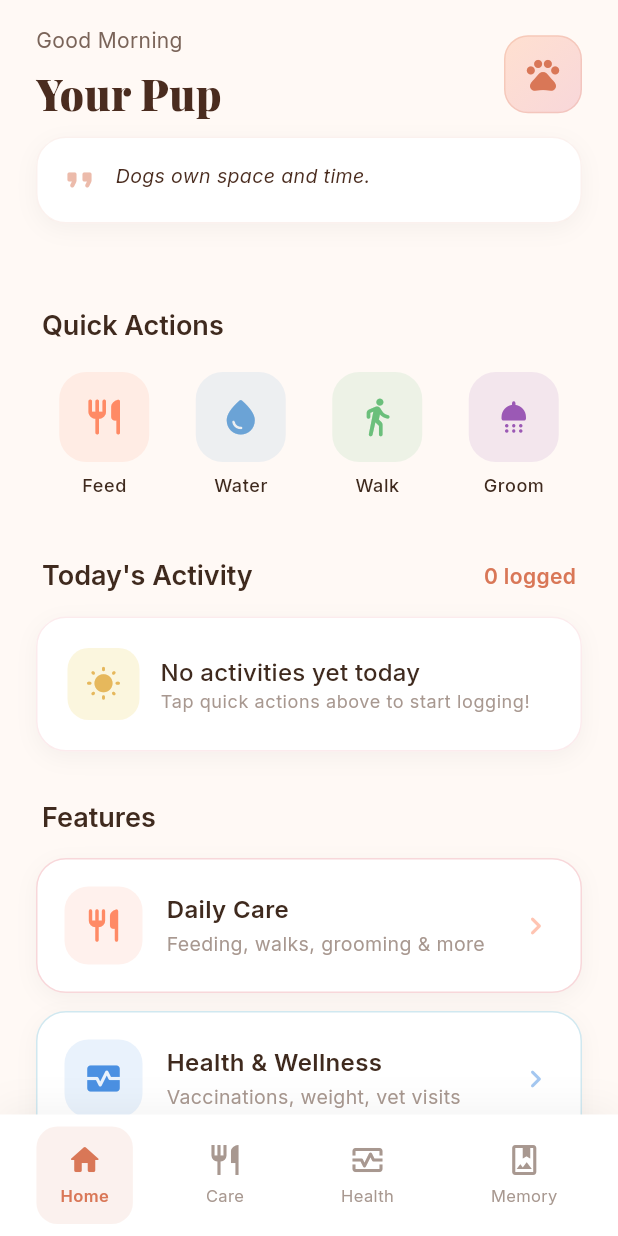
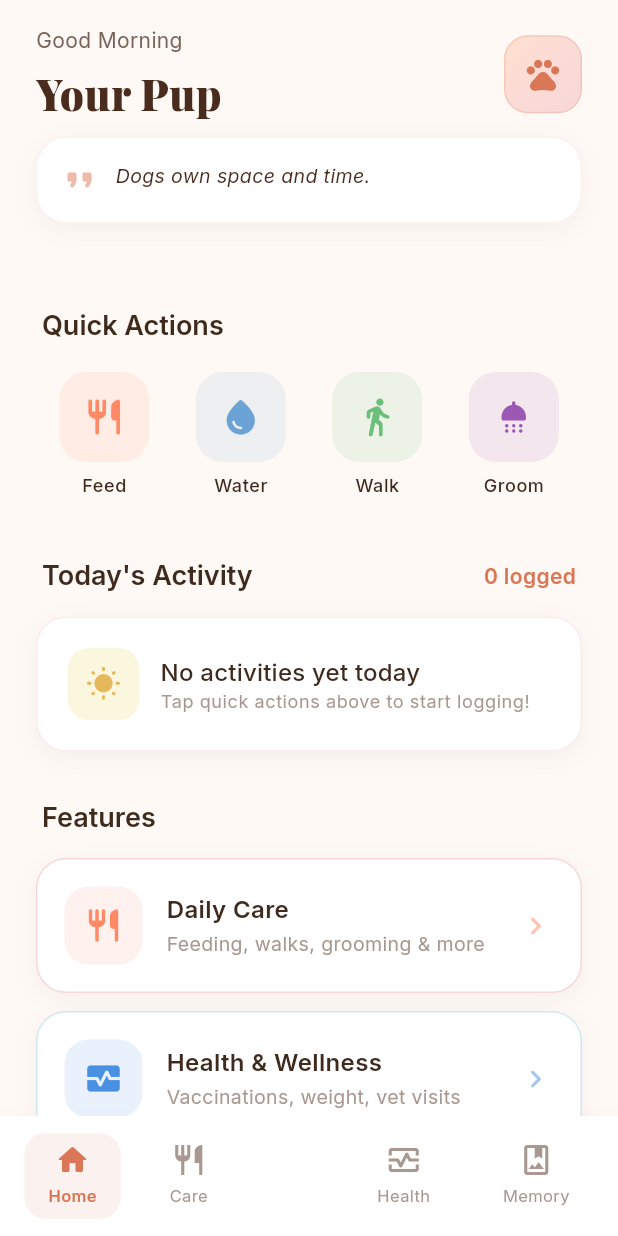
Before and after one commit to innonazarene/pawpurelove, a Flutter app: the HomeScreen screen opened directly, on a phone screen of 412 x 824 dp. Run offline on Flutter 3.47's test engine with Material 3 defaults, Android fonts, the phone set to English and light mode, and no system bars; our stand-ins replace fl_chart, flutter_local_notifications, flutter_timezone, geocoding, geolocator, google_fonts and 3 more; accounts and stored records are empty.

Commit message:
Update home_screen.dart

```diff
--- a/lib/screens/home_screen.dart
+++ b/lib/screens/home_screen.dart
@@ -14,6 +14,7 @@ import 'memory_screen.dart';
 import 'profile_screen.dart';
 import 'pet_list_screen.dart';
 import 'schedules_screen.dart';
+import 'add_edit_log_screen.dart';
 
 class HomeScreen extends StatefulWidget {
   const HomeScreen({super.key});
@@ -72,25 +73,38 @@ class _HomeScreenState extends State<HomeScreen> {
         physics: const BouncingScrollPhysics(),
         children: screens,
       ),
-      bottomNavigationBar: Container(
-        decoration: BoxDecoration(
-          color: Colors.white,
-          boxShadow: [
-            BoxShadow(
-              color: Colors.black.withValues(alpha: 0.05),
-              blurRadius: 20,
-              offset: const Offset(0, -4),
-            ),
-          ],
-        ),
+      floatingActionButton: _profile != null
+          ? FloatingActionButton(
+              onPressed: () async {
+                final result = await Navigator.push(
+                  context,
+                  MaterialPageRoute(builder: (_) => AddEditLogScreen(petId: _profile!.id)),
+                );
+                if (result == true) _loadData();
+              },
+              backgroundColor: AppColors.primary,
+              elevation: 4,
+              shape: const CircleBorder(),
+              child: const Icon(Icons.pets_rounded, color: Colors.white, size: 28),
+            )
+          : null,
+      floatingActionButtonLocation: FloatingActionButtonLocation.centerDocked,
+      bottomNavigationBar: BottomAppBar(
+        color: Colors.white,
+        elevation: 8,
+        shadowColor: Colors.black.withValues(alpha: 0.3),
+        shape: const CircularNotchedRectangle(),
+        notchMargin: 8,
+        padding: EdgeInsets.zero,
         child: SafeArea(
           child: Padding(
-            padding: const EdgeInsets.symmetric(horizontal: 8, vertical: 8),
+            padding: const EdgeInsets.symmetric(horizontal: 8, vertical: 4),
             child: Row(
               mainAxisAlignment: MainAxisAlignment.spaceAround,
               children: [
                 _buildNavItem(0, Icons.home_rounded, Icons.home_outlined, 'Home'),
                 _buildNavItem(1, Icons.restaurant_rounded, Icons.restaurant_outlined, 'Care'),
+                const SizedBox(width: 48),
                 _buildNavItem(2, Icons.monitor_heart_rounded, Icons.monitor_heart_outlined, 'Health'),
                 _buildNavItem(3, Icons.photo_album_rounded, Icons.photo_album_outlined, 'Memory'),
               ],
@@ -116,7 +130,7 @@ class _HomeScreenState extends State<HomeScreen> {
       behavior: HitTestBehavior.opaque,
       child: AnimatedContainer(
         duration: const Duration(milliseconds: 250),
-        padding: const EdgeInsets.symmetric(horizontal: 16, vertical: 10),
+        padding: const EdgeInsets.symmetric(horizontal: 16, vertical: 6),
         decoration: BoxDecoration(
           color: isActive ? AppColors.primary.withValues(alpha: 0.1) : Colors.transparent,
           borderRadius: BorderRadius.circular(14),
```
